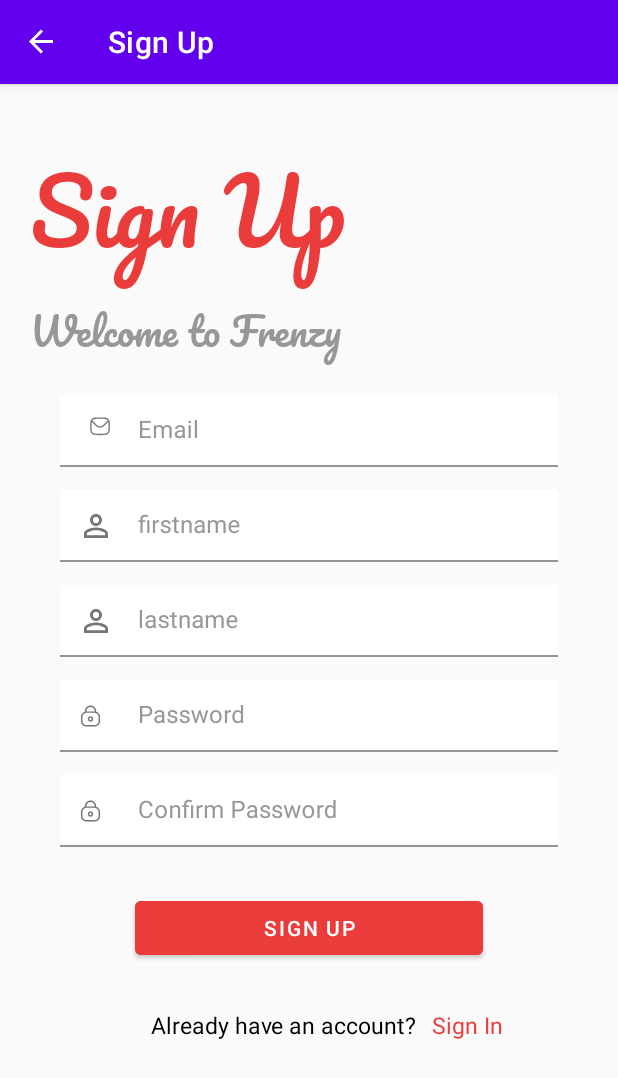
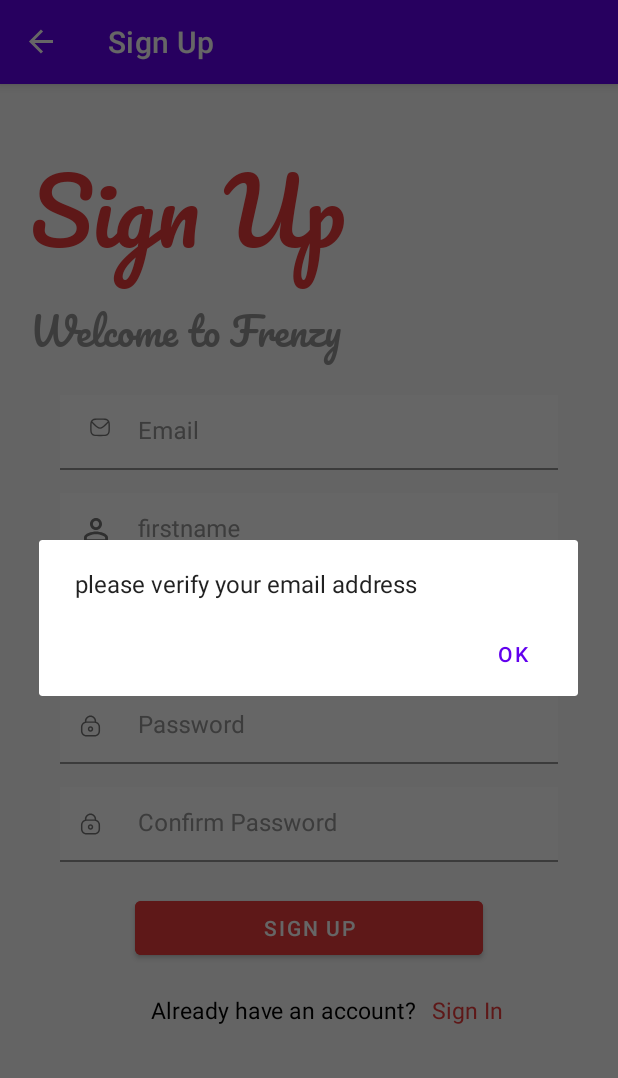
Before and after one commit to ShroukMohamed16/Shopify, an Android app: the SignUpFragment screen opened through its navigation route, after a tap on "SIGN UP", on a phone screen of 412 x 824 dp. Shown: the top 1078 px of the screen. Run offline under Robolectric (Android 15) with nearby library versions, the phone set to English and light mode, and no system bars; our stand-ins replace Firebase (no records; nobody signed in at launch, a user with empty details on screens opened directly), navigation-ui; network calls fail.

```diff
--- a/app/build.gradle
+++ b/app/build.gradle
@@ -46,6 +46,7 @@ dependencies {
     implementation 'com.google.android.material:material:1.9.0'
     implementation 'androidx.constraintlayout:constraintlayout:2.1.4'
     implementation 'com.google.firebase:firebase-auth-ktx:22.1.0'
+    implementation 'com.google.android.gms:play-services-auth:20.6.0'
     testImplementation 'junit:junit:4.13.2'
     androidTestImplementation 'androidx.test.ext:junit:1.1.5'
     androidTestImplementation 'androidx.test.espresso:espresso-core:3.5.1'
--- a/app/src/main/java/com/example/shopify/authentication/ui/view/signup/SignUpFragment.kt
+++ b/app/src/main/java/com/example/shopify/authentication/ui/view/signup/SignUpFragment.kt
@@ -36,7 +36,15 @@ class SignUpFragment : Fragment() {
         super.onViewCreated(view, savedInstanceState)
 
         binding.signUpBtn.setOnClickListener {
-            singUpWithEmailAndPassword(view)
+            val builder = AlertDialog.Builder(requireContext())
+            builder.setMessage("please verify your email address")
+            builder.setPositiveButton("Ok"){ dialog , it->
+                dialog.dismiss()
+                singUpWithEmailAndPassword(view)
+            }
+            val dialog = builder.create()
+            dialog.show()
+
         }
         binding.txtSignIn.setOnClickListener {
             Navigation.findNavController(view).navigate(R.id.action_signUpFragment_to_signInFragment)
@@ -86,7 +94,6 @@ class SignUpFragment : Fragment() {
                 if(it.isSuccessful){
                     Navigation.findNavController(binding.root).navigate(R.id.action_signUpFragment_to_signInFragment)
 
-
                 }
                 else{
                     Toast.makeText(requireContext(),"please verify your email ", Toast.LENGTH_LONG).show()
--- a/app/src/main/res/layout/fragment_product_info.xml
+++ b/app/src/main/res/layout/fragment_product_info.xml
@@ -88,6 +88,7 @@
                     android:layout_height="wrap_content"
                     android:layout_marginTop="20dp"
                     android:rating="4.5"
+                    android:isIndicator="true"
                     app:layout_constraintEnd_toStartOf="@+id/product_info_right_guideline"
                     app:layout_constraintStart_toEndOf="@+id/product_info_left_guideline"
                     app:layout_constraintTop_toBottomOf="@id/product_info_item_price" />
--- a/app/src/main/res/layout/fragment_sign_up.xml
+++ b/app/src/main/res/layout/fragment_sign_up.xml
@@ -57,7 +57,7 @@
         android:id="@+id/sign_up_emailTextField"
         android:layout_marginTop="20dp"
         android:layout_width="match_parent"
-        android:layout_height="48dp"
+        android:layout_height="50dp"
         app:layout_constraintHorizontal_bias="0.5"
         android:hint="@string/email"
         app:boxStrokeColor="#000000"
@@ -80,7 +80,7 @@
         android:id="@+id/sign_up_firstnameTextField"
         android:layout_marginTop="15dp"
         android:layout_width="match_parent"
-        android:layout_height="48dp"
+        android:layout_height="50dp"
         android:background="@color/white"
         app:layout_constraintHorizontal_bias="0.5"
         android:hint="@string/firstname"
@@ -103,7 +103,7 @@
         android:id="@+id/sign_up_lastnameTextField"
         android:layout_marginTop="15dp"
         android:layout_width="match_parent"
-        android:layout_height="48dp"
+        android:layout_height="50dp"
         android:background="@color/white"
         app:layout_constraintHorizontal_bias="0.5"
         android:hint="@string/lastname"
@@ -126,7 +126,7 @@
         android:id="@+id/sign_up_passwordTextField"
         android:layout_marginTop="15dp"
         android:layout_width="match_parent"
-        android:layout_height="48dp"
+        android:layout_height="50dp"
         android:background="@color/white"
         app:layout_constraintHorizontal_bias="0.5"
         android:hint="@string/password"
@@ -152,7 +152,7 @@
         android:id="@+id/sign_up_confirm_passwordTextField"
         android:layout_marginTop="15dp"
         android:layout_width="match_parent"
-        android:layout_height="48dp"
+        android:layout_height="50dp"
         android:background="@color/white"
         app:layout_constraintHorizontal_bias="0.5"
         android:hint="@string/confirm_password"
@@ -176,7 +176,7 @@
         android:id="@+id/sign_up_btn"
         android:layout_width="match_parent"
         android:layout_height="wrap_content"
-        android:layout_marginTop="30dp"
+        android:layout_marginTop="20dp"
         android:layout_marginStart="90dp"
         android:layout_marginEnd="90dp"
         android:text="@string/sign_up"
@@ -190,7 +190,7 @@
         android:id="@+id/textView"
         android:layout_width="wrap_content"
         android:layout_height="wrap_content"
-        android:layout_marginTop="30dp"
+        android:layout_marginTop="20dp"
         android:text="@string/already_have_an_account"
         android:textColor="@color/black"
         android:textSize="15sp"
```
Also changed, not shown: app/src/main/java/com/example/shopify/authentication/ui/view/signin/SignInFragment.kt (+97 -4 lines).
